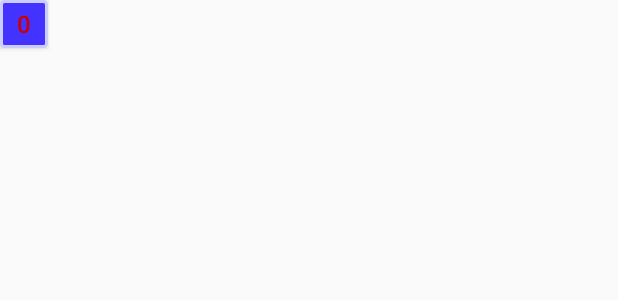
After one commit to KilosaMagali/Geolocalisation, an Android app: the layout action_bar_notification_icon.xml on its own in the app's theme, with its tools: preview values and no code run, on a phone screen of 412 x 824 dp. The commit adds this screen. Shown: the top 300 px of the screen. Run offline under Robolectric (Android 15) with nearby library versions, the phone set to English and light mode, and no system bars.

Commit message:
Résolution problèmes merge

```diff
--- /dev/null
+++ b/app/src/main/res/drawable-mdpi/rounded_square.xml
@@ -0,0 +1,9 @@
+<?xml version="1.0" encoding="utf-8"?>
+
+<shape
+    xmlns:android="http://schemas.android.com/apk/res/android"
+    android:shape="rectangle">
+    <corners android:radius="2dp" />
+    <solid android:color="#ff4433ff" />
+    <stroke android:color="#ffcaceff" android:width="2dp"/>
+</shape>
--- /dev/null
+++ b/app/src/main/res/layout/action_bar_notification_icon.xml
@@ -0,0 +1,16 @@
+<?xml version="1.0" encoding="utf-8"?>
+<Button xmlns:android="http://schemas.android.com/apk/res/android"
+    android:id="@+id/notif_count"
+    android:layout_width="wrap_content"
+    android:layout_height="wrap_content"
+    android:minWidth="32dp"
+    android:minHeight="32dp"
+    android:background="@drawable/rounded_square"
+    android:text="0"
+    android:textSize="16sp"
+    android:textColor="@android:color/holo_red_dark"
+    android:gravity="center"
+    android:padding="2dp"
+    android:singleLine="true"
+    android:clickable="true">
+</Button>
--- a/app/src/main/res/values/strings.xml
+++ b/app/src/main/res/values/strings.xml
@@ -54,9 +54,6 @@
         <item>Accepter la demande</item>
         <item>Refuser la demande</item>
     </string-array>
-
-    <string name="title_activity_activity__search">Activity_Search</string>
-    <string name="title_activity_activity_profil">Activity_profil</string>
     <string name="title_activity_activity__list__demandes">Activity_List_Demandes</string>
 
 </resources>
```
Also changed, not shown: app/src/main/java/com/manhattanproject/geolocalisation/Activity_list_ami.java (line endings or trailing spaces), 111 other files.
